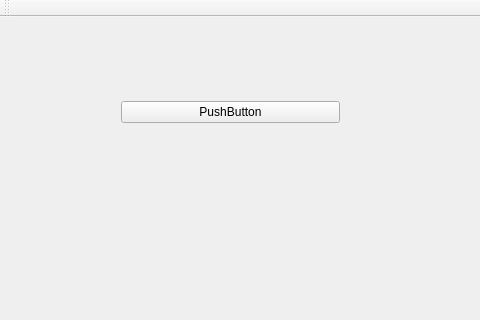
Huanglihan/Scissor, file Scissor Structure/mainwindow.ui: the form before one commit; both pictures show x 0 to 480 and y 0 to 320 of the 647 by 430 pixel window.
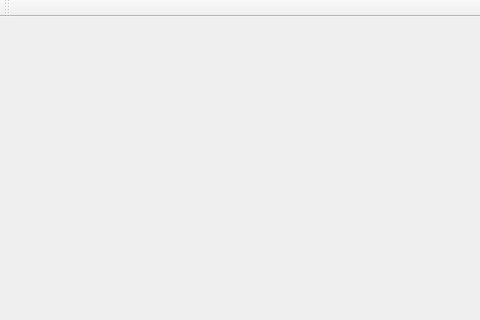
The form after the commit.

```diff
--- a/Scissor Structure/mainwindow.ui
+++ b/Scissor Structure/mainwindow.ui
@@ -26,15 +26,7 @@
     <property name="cursor">
      <cursorShape>CrossCursor</cursorShape>
     </property>
-    <layout class="QGridLayout" name="gridLayout">
-     <item row="0" column="0">
-      <widget class="QPushButton" name="pushButton">
-       <property name="text">
-        <string>PushButton</string>
-       </property>
-      </widget>
-     </item>
-    </layout>
+    <layout class="QGridLayout" name="gridLayout"/>
    </widget>
    <widget class="QWidget" name="horizontalLayoutWidget">
     <property name="geometry">
```
Left out of the diff: 68 changed lines with no effect on the pictures.
